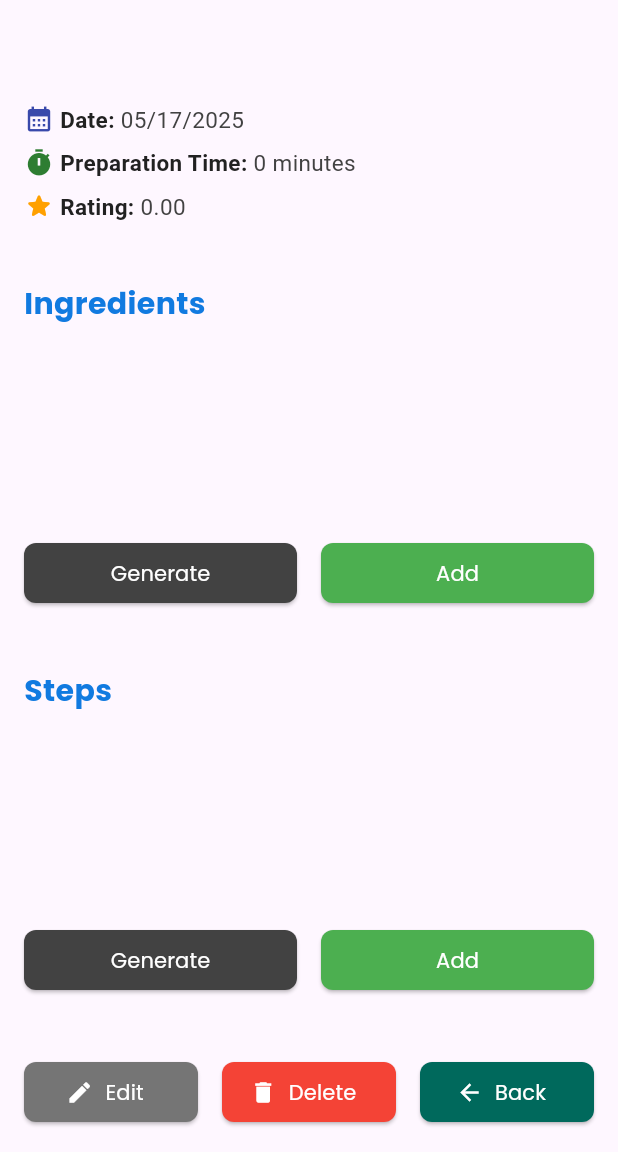
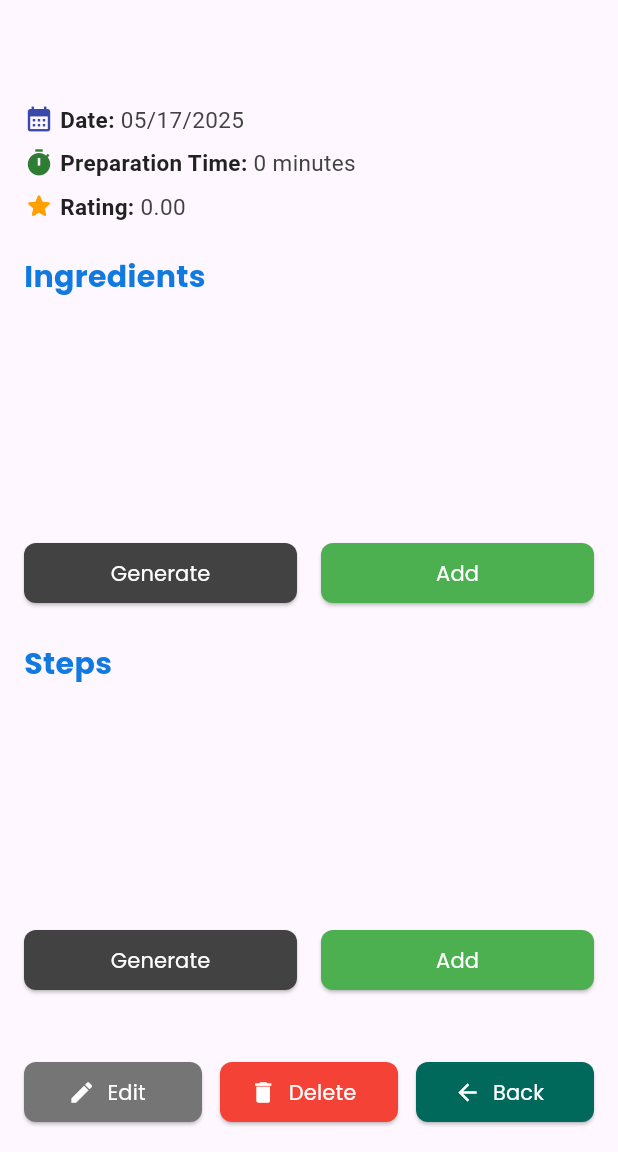
Before and after one commit to LorenzoBondan/Recipe-App, a Flutter app: the RecipeDetailsPage screen opened directly with empty values, on a phone screen of 412 x 824 dp, the part 84-1236 px from its top. Run offline on Flutter 3.47's test engine with Material 3 defaults, Android fonts, the phone set to English and light mode, and no system bars; our stand-ins replace sqflite; accounts and stored records are empty.

Commit message:
adjusts heights

```diff
--- a/lib/view/recipe/recipe_details_page.dart
+++ b/lib/view/recipe/recipe_details_page.dart
@@ -21,10 +21,10 @@ class RecipeDetailsPage extends StatefulWidget {
   const RecipeDetailsPage({super.key, required this.recipe});
 
   @override
-  RecipeDetailsPageState createState() => RecipeDetailsPageState();
+  State<RecipeDetailsPage> createState() => _RecipeDetailsPageState();
 }
 
-class RecipeDetailsPageState extends State<RecipeDetailsPage> {
+class _RecipeDetailsPageState extends State<RecipeDetailsPage> {
   late RecipeService service = RecipeService();
   late RecipeIngredientService recipeIngredientService = RecipeIngredientService();
   late List<RecipeIngredient> ingredients = [];
@@ -227,7 +227,7 @@ class RecipeDetailsPageState extends State<RecipeDetailsPage> {
               ],
             ),
 
-            const SizedBox(height: 40),
+            const SizedBox(height: 22),
             Text('Ingredients', style: TextStyle(fontSize: 20, fontWeight: FontWeight.bold, color: Theme.of(context).primaryColorDark)),
             RecipeIngredientListPage(ingredients: ingredients, onDelete: _deleteRecipeIngredient, onEdit: _loadRecipeIngredients),
             Row(
@@ -267,7 +267,7 @@ class RecipeDetailsPageState extends State<RecipeDetailsPage> {
               ],
             ),
 
-            const SizedBox(height: 40),
+            const SizedBox(height: 22),
             Text('Steps', style: TextStyle(fontSize: 20, fontWeight: FontWeight.bold, color: Theme.of(context).primaryColorDark)),
             PreparationStepListPage(steps: steps, onDelete: _deletePreparationStep, onEdit: _loadPreparationSteps),
             Row(
@@ -328,7 +328,7 @@ class RecipeDetailsPageState extends State<RecipeDetailsPage> {
                     ),
                   ),
                 ),
-                const SizedBox(width: 16),
+                const SizedBox(width: 12),
                 Expanded(
                   child: ElevatedButton.icon(
                     onPressed: () {
@@ -343,7 +343,7 @@ class RecipeDetailsPageState extends State<RecipeDetailsPage> {
                     ),
                   ),
                 ),
-                const SizedBox(width: 16),
+                const SizedBox(width: 12),
                 Expanded(
                   child: ElevatedButton.icon(
                     onPressed: () => Navigator.pop(context),
```
